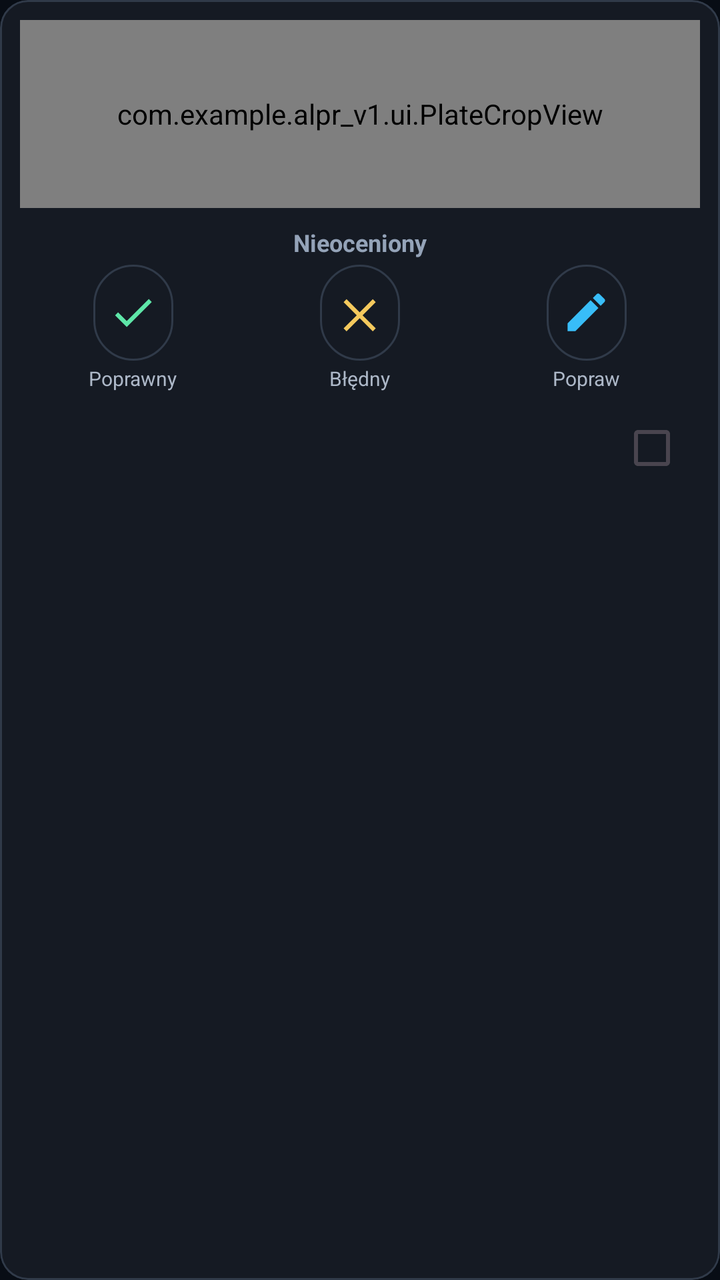
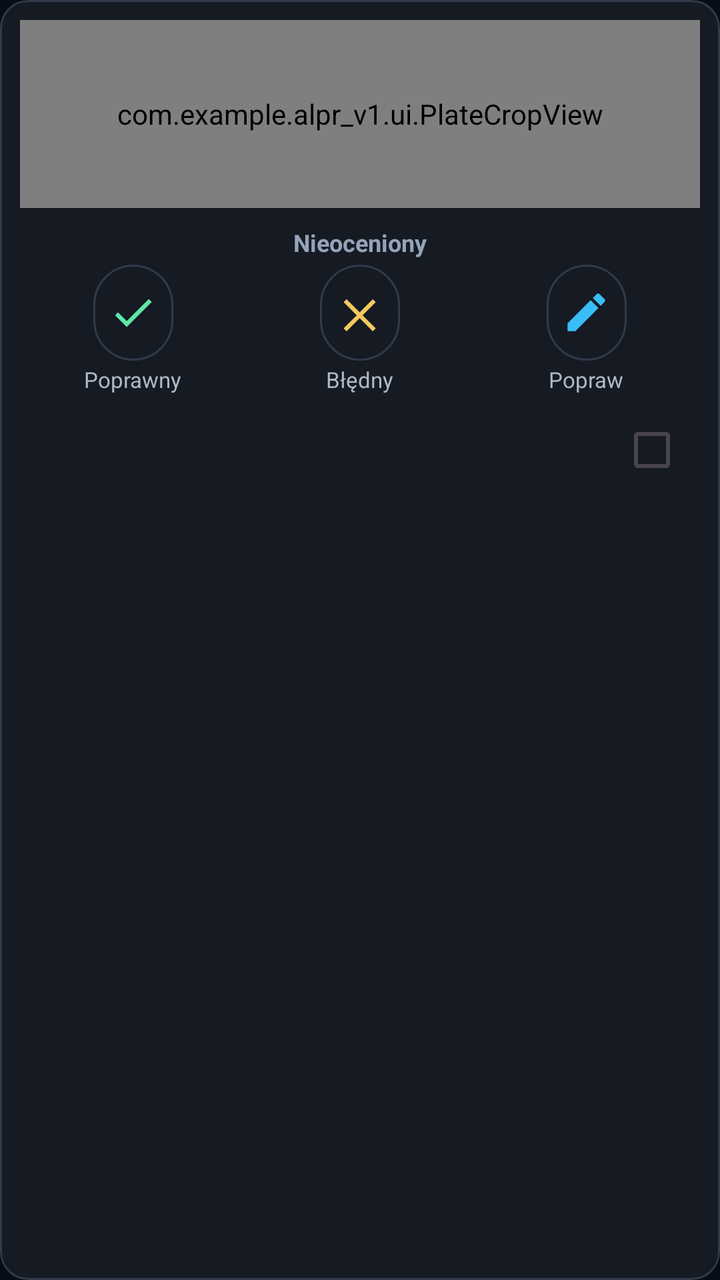

Two renders of the same Android screen: before a commit and after it. Below are the layout's source before the change and the commit's diff.
<!-- AndroidManifest.xml: application theme Theme.ALPR_v1 -->
<!-- res/layout/item_plate_result.xml -->
<?xml version="1.0" encoding="utf-8"?>
<com.google.android.material.card.MaterialCardView xmlns:android="http://schemas.android.com/apk/res/android"
    xmlns:app="http://schemas.android.com/apk/res-auto"
    android:layout_width="match_parent"
    android:layout_height="wrap_content"
    android:layout_margin="4dp"
    app:cardBackgroundColor="@color/alpr_surface"
    app:cardCornerRadius="14dp"
    app:cardElevation="0dp"
    app:strokeColor="@color/alpr_outline"
    app:strokeWidth="1dp">

    <LinearLayout
        android:layout_width="match_parent"
        android:layout_height="wrap_content"
        android:orientation="vertical"
        android:padding="10dp">

        <com.example.alpr_v1.ui.PlateCropView
            android:id="@+id/plate_crop"
            android:layout_width="match_parent"
            android:layout_height="94dp"
            android:background="@color/black" />

        <TextView
            android:id="@+id/plate_verification_status"
            android:layout_width="match_parent"
            android:layout_height="wrap_content"
            android:layout_marginTop="9dp"
            android:gravity="center"
            android:maxLines="1"
            android:text="@string/verification_not_reviewed"
            android:textColor="@color/alpr_text_muted"
            android:textSize="12sp"
            android:textStyle="bold" />

        <LinearLayout
            android:layout_width="match_parent"
            android:layout_height="wrap_content"
            android:layout_marginTop="3dp"
            android:gravity="center"
            android:orientation="horizontal">

            <LinearLayout
                android:layout_width="0dp"
                android:layout_height="wrap_content"
                android:layout_weight="1"
                android:gravity="center_horizontal"
                android:orientation="vertical">

                <com.google.android.material.button.MaterialButton
                    android:id="@+id/plate_verify_accept"
                    style="@style/Widget.Material3.Button.IconButton.Outlined"
                    android:layout_width="48dp"
                    android:layout_height="48dp"
                    android:contentDescription="@string/verification_accept_action"
                    android:checkable="true"
                    android:gravity="center"
                    android:insetBottom="0dp"
                    android:insetTop="0dp"
                    android:minWidth="48dp"
                    android:padding="0dp"
                    android:tooltipText="@string/verification_accept_action"
                    app:icon="@drawable/ic_check_24"
                    app:iconGravity="textStart"
                    app:iconPadding="0dp"
                    app:iconSize="25dp"
                    app:iconTint="@color/alpr_success" />

                <TextView
                    android:layout_width="wrap_content"
                    android:layout_height="wrap_content"
                    android:layout_marginTop="2dp"
                    android:text="@string/verification_accept_short"
                    android:textColor="@color/alpr_text_secondary"
                    android:textSize="10sp" />
            </LinearLayout>

            <LinearLayout
                android:layout_width="0dp"
                android:layout_height="wrap_content"
                android:layout_weight="1"
                android:gravity="center_horizontal"
                android:orientation="vertical">

                <com.google.android.material.button.MaterialButton
                    android:id="@+id/plate_verify_reject"
                    style="@style/Widget.Material3.Button.IconButton.Outlined"
                    android:layout_width="48dp"
                    android:layout_height="48dp"
                    android:contentDescription="@string/verification_reject_action"
                    android:checkable="true"
                    android:gravity="center"
                    android:insetBottom="0dp"
                    android:insetTop="0dp"
                    android:minWidth="48dp"
                    android:padding="0dp"
                    android:tooltipText="@string/verification_reject_action"
                    app:icon="@drawable/ic_close_24"
                    app:iconGravity="textStart"
                    app:iconPadding="0dp"
                    app:iconSize="25dp"
                    app:iconTint="@color/alpr_warning" />

                <TextView
                    android:layout_width="wrap_content"
                    android:layout_height="wrap_content"
                    android:layout_marginTop="2dp"
                    android:text="@string/verification_reject_short"
                    android:textColor="@color/alpr_text_secondary"
                    android:textSize="10sp" />
            </LinearLayout>

            <LinearLayout
                android:layout_width="0dp"
                android:layout_height="wrap_content"
                android:layout_weight="1"
                android:gravity="center_horizontal"
                android:orientation="vertical">

                <com.google.android.material.button.MaterialButton
                    android:id="@+id/plate_verify_edit"
                    style="@style/Widget.Material3.Button.IconButton.Outlined"
                    android:layout_width="48dp"
                    android:layout_height="48dp"
                    android:contentDescription="@string/verification_edit_action"
                    android:gravity="center"
                    android:insetBottom="0dp"
                    android:insetTop="0dp"
                    android:minWidth="48dp"
                    android:padding="0dp"
                    android:tooltipText="@string/verification_edit_action"
                    app:icon="@drawable/ic_edit_24"
                    app:iconGravity="textStart"
                    app:iconPadding="0dp"
                    app:iconSize="25dp"
                    app:iconTint="@color/alpr_primary" />

                <TextView
                    android:layout_width="wrap_content"
                    android:layout_height="wrap_content"
                    android:layout_marginTop="2dp"
                    android:text="@string/verification_edit_short"
                    android:textColor="@color/alpr_text_secondary"
                    android:textSize="10sp" />
            </LinearLayout>
        </LinearLayout>

        <LinearLayout
            android:layout_width="match_parent"
            android:layout_height="wrap_content"
            android:layout_marginTop="8dp"
            android:gravity="center_vertical"
            android:orientation="horizontal">

            <TextView
                android:id="@+id/plate_number"
                android:layout_width="0dp"
                android:layout_height="wrap_content"
                android:layout_weight="1"
                android:fontFamily="monospace"
                android:maxLines="1"
                android:textColor="@color/alpr_primary"
                android:textSize="20sp"
                android:textStyle="bold" />

            <com.google.android.material.checkbox.MaterialCheckBox
                android:id="@+id/plate_save"
                android:layout_width="wrap_content"
                android:layout_height="wrap_content"
                android:minHeight="40dp"
                android:contentDescription="@string/crop_select_action"
                android:textColor="@color/alpr_text_secondary"
                android:textSize="11sp" />
        </LinearLayout>

        <TextView
            android:id="@+id/plate_date"
            android:layout_width="match_parent"
            android:layout_height="wrap_content"
            android:layout_marginTop="2dp"
            android:textColor="@color/alpr_text_secondary"
            android:textSize="11sp" />

        <TextView
            android:id="@+id/plate_meta"
            android:layout_width="match_parent"
            android:layout_height="wrap_content"
            android:layout_marginTop="2dp"
            android:maxLines="2"
            android:textColor="@color/alpr_text_secondary"
            android:textSize="11sp" />

        <TextView
            android:id="@+id/plate_inference"
            android:layout_width="match_parent"
            android:layout_height="wrap_content"
            android:layout_marginTop="2dp"
            android:textColor="@color/alpr_text_secondary"
            android:textSize="11sp" />

        <TextView
            android:id="@+id/plate_characters"
            android:layout_width="match_parent"
            android:layout_height="wrap_content"
            android:layout_marginTop="5dp"
            android:fontFamily="monospace"
            android:maxLines="4"
            android:textColor="@color/alpr_text_muted"
            android:textSize="11sp" />
    </LinearLayout>
</com.google.android.material.card.MaterialCardView>
<!-- resources referenced by this layout -->
<resources>
  <color name="alpr_outline">#FF303A49</color>
  <color name="alpr_primary">#FF38BDF8</color>
  <color name="alpr_success">#FF5EE6A8</color>
  <color name="alpr_surface">#FF151A23</color>
  <color name="alpr_text_muted">#FF94A3B8</color>
  <color name="alpr_text_secondary">#FFADB8C8</color>
  <color name="alpr_warning">#FFF4C95D</color>
  <color name="black">#FF000000</color>
  <!-- drawable ic_check_24 (drawable) -->
  <vector xmlns:android="http://schemas.android.com/apk/res/android" android:width="24dp" android:height="24dp" android:viewportWidth="24" android:viewportHeight="24">
      <path android:fillColor="#FFFFFFFF" android:pathData="M9,16.17 4.83,12l-1.42,1.41L9,19 21,7l-1.41,-1.41z" />
  </vector>
  <!-- drawable ic_close_24 (drawable) -->
  <vector xmlns:android="http://schemas.android.com/apk/res/android" android:width="24dp" android:height="24dp" android:viewportWidth="24" android:viewportHeight="24">
      <path android:fillColor="#FFFFFFFF" android:pathData="M18.3,5.71 12,12l-6.3,-6.29 -1.41,1.41L10.59,13.41 4.29,19.71 5.7,21.12 12,14.83l6.3,6.29 1.41,-1.41 -6.3,-6.3 6.3,-6.29z" />
  </vector>
  <!-- drawable ic_edit_24 (drawable) -->
  <vector xmlns:android="http://schemas.android.com/apk/res/android" android:width="24dp" android:height="24dp" android:viewportWidth="24" android:viewportHeight="24">
      <path android:fillColor="#FFFFFFFF" android:pathData="M3,17.25V21h3.75L17.81,9.94l-3.75,-3.75L3,17.25zM20.71,7.04c0.39,-0.39 0.39,-1.02 0,-1.41l-2.34,-2.34a0.996,0.996 0,0 0,-1.41 0l-1.83,1.83 3.75,3.75 1.83,-1.83z" />
  </vector>
  <string name="crop_select_action">Zaznacz</string>
  <string name="verification_accept_action">Potwierdź poprawny odczyt</string>
  <string name="verification_accept_short">Poprawny</string>
  <string name="verification_edit_action">Wpisz poprawny numer</string>
  <string name="verification_edit_short">Popraw</string>
  <string name="verification_not_reviewed">Nieoceniony</string>
  <string name="verification_reject_action">Oznacz błędny odczyt</string>
  <string name="verification_reject_short">Błędny</string>
  <style name="Theme.ALPR_v1" parent="Base.Theme.ALPR_v1" />
  <style name="Base.Theme.ALPR_v1" parent="Theme.Material3.DayNight.NoActionBar">
          <item name="android:windowBackground">@color/alpr_background</item>
          <item name="android:colorAccent">@color/alpr_primary</item>
          <item name="colorPrimary">@color/alpr_primary</item>
          <item name="colorOnPrimary">@color/alpr_background</item>
          <item name="colorSecondary">@color/alpr_secondary</item>
          <item name="colorOnSecondary">@color/alpr_background</item>
          <item name="colorSurface">@color/alpr_surface</item>
          <item name="colorOnSurface">@color/alpr_text_primary</item>
          <item name="colorOutline">@color/alpr_outline</item>
          <item name="android:statusBarColor">@color/alpr_background</item>
          <item name="android:navigationBarColor">@color/alpr_background</item>
          <item name="android:windowLightStatusBar">false</item>
          <item name="android:windowLightNavigationBar">false</item>
      </style>
  <color name="alpr_background">#FF080D15</color>
  <color name="alpr_secondary">#FFA78BFA</color>
  <color name="alpr_text_primary">#FFF8FAFC</color>
</resources>

<!-- the commit's change to res/layout/item_plate_result.xml (unified diff, before → after) -->
@@ -38,6 +38,7 @@
             android:layout_width="match_parent"
             android:layout_height="wrap_content"
             android:layout_marginTop="3dp"
+            android:baselineAligned="false"
             android:gravity="center"
             android:orientation="horizontal">
 
@@ -73,7 +74,7 @@
                     android:layout_marginTop="2dp"
                     android:text="@string/verification_accept_short"
                     android:textColor="@color/alpr_text_secondary"
-                    android:textSize="10sp" />
+                    android:textSize="11sp" />
             </LinearLayout>
 
             <LinearLayout
@@ -108,7 +109,7 @@
                     android:layout_marginTop="2dp"
                     android:text="@string/verification_reject_short"
                     android:textColor="@color/alpr_text_secondary"
-                    android:textSize="10sp" />
+                    android:textSize="11sp" />
             </LinearLayout>
 
             <LinearLayout
@@ -142,7 +143,7 @@
                     android:layout_marginTop="2dp"
                     android:text="@string/verification_edit_short"
                     android:textColor="@color/alpr_text_secondary"
-                    android:textSize="10sp" />
+                    android:textSize="11sp" />
             </LinearLayout>
         </LinearLayout>
 
